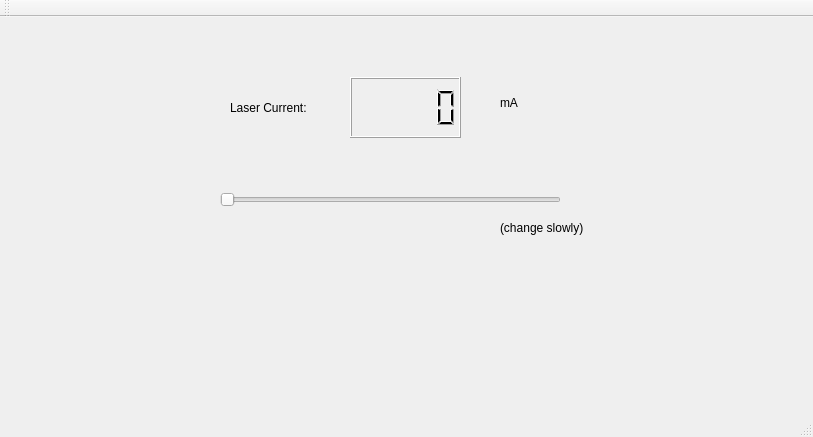
Before: the Qt Designer form lasercontrol_qt/mainwindow.ui in thorbenm/lasercontrol_qt, drawn with Qt 5.
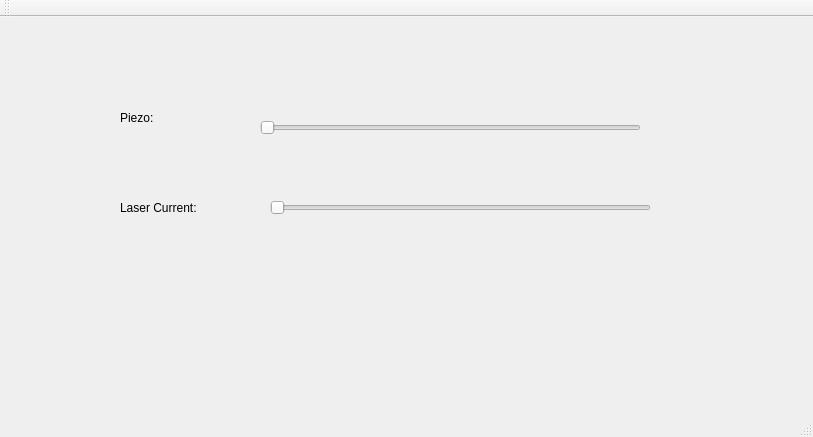
After: the same form once the commit is applied.

Commit message: added piezo; removed lcd

Patch:
```diff
--- a/lasercontrol_qt/mainwindow.ui
+++ b/lasercontrol_qt/mainwindow.ui
@@ -17,8 +17,8 @@
    <widget class="QLabel" name="label">
     <property name="geometry">
      <rect>
-      <x>230</x>
-      <y>80</y>
+      <x>120</x>
+      <y>180</y>
       <width>101</width>
       <height>21</height>
      </rect>
@@ -27,56 +27,43 @@
      <string>Laser Current:</string>
     </property>
    </widget>
-   <widget class="QSlider" name="horizontalSlider">
+   <widget class="QLabel" name="label_piezo">
     <property name="geometry">
      <rect>
-      <x>220</x>
-      <y>170</y>
-      <width>341</width>
-      <height>26</height>
-     </rect>
-    </property>
-    <property name="maximum">
-     <number>5000</number>
-    </property>
-    <property name="orientation">
-     <enum>Qt::Horizontal</enum>
-    </property>
-   </widget>
-   <widget class="QLCDNumber" name="lcdNumber">
-    <property name="geometry">
-     <rect>
-      <x>350</x>
-      <y>60</y>
-      <width>111</width>
-      <height>61</height>
-     </rect>
-    </property>
-   </widget>
-   <widget class="QLabel" name="label_2">
-    <property name="geometry">
-     <rect>
-      <x>500</x>
-      <y>70</y>
-      <width>68</width>
-      <height>31</height>
-     </rect>
-    </property>
-    <property name="text">
-     <string>mA</string>
-    </property>
-   </widget>
-   <widget class="QLabel" name="label_3">
-    <property name="geometry">
-     <rect>
-      <x>500</x>
-      <y>200</y>
-      <width>111</width>
+      <x>120</x>
+      <y>90</y>
+      <width>101</width>
       <height>21</height>
      </rect>
     </property>
     <property name="text">
-     <string>(change slowly)</string>
+     <string>Piezo:</string>
+    </property>
+   </widget>
+   <widget class="QSlider" name="horizontalSlider_current">
+    <property name="geometry">
+     <rect>
+      <x>270</x>
+      <y>180</y>
+      <width>381</width>
+      <height>22</height>
+     </rect>
+    </property>
+    <property name="orientation">
+     <enum>Qt::Horizontal</enum>
+    </property>
+   </widget>
+   <widget class="QSlider" name="horizontalSlider_piezo">
+    <property name="geometry">
+     <rect>
+      <x>260</x>
+      <y>100</y>
+      <width>381</width>
+      <height>22</height>
+     </rect>
+    </property>
+    <property name="orientation">
+     <enum>Qt::Horizontal</enum>
     </property>
    </widget>
   </widget>
```
Left out of the diff: 4 changed lines with no effect on the pictures. The commit also changes 9 other files.
